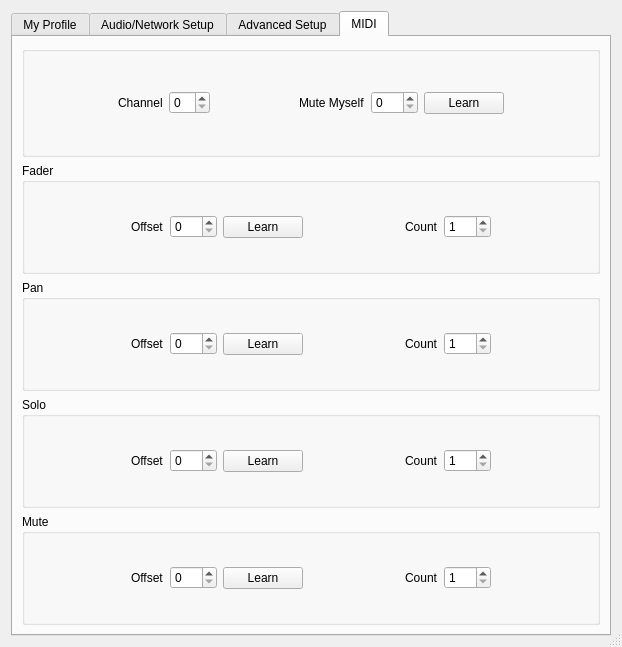
Qt form src/clientsettingsdlgbase.ui (ignotus666/jamulus) before a commit.
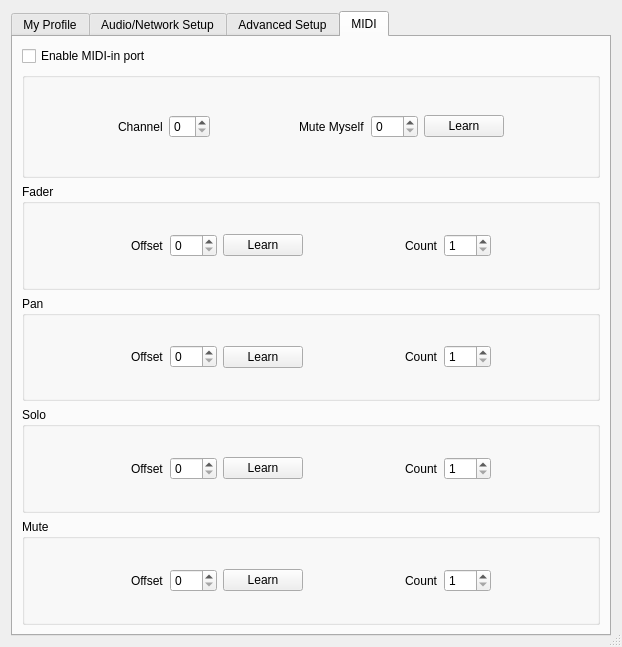
The same form after that commit. Icons and pictures are not drawn. Custom widgets are drawn as their Qt base class.

Commit message: Add runtime MIDI port control

```diff
--- a/src/clientsettingsdlgbase.ui
+++ b/src/clientsettingsdlgbase.ui
@@ -1341,6 +1341,13 @@
        <string>MIDI</string>
       </attribute>
       <layout class="QVBoxLayout" name="verticalLayout_19">
+       <item>
+        <widget class="QCheckBox" name="chbUseMIDIController">
+         <property name="text">
+          <string>Enable MIDI-in port</string>
+         </property>
+        </widget>
+       </item>
        <item>
         <layout class="QVBoxLayout" name="verticalLayout_17">
          <item>
```
The commit also changes 22 other files.
